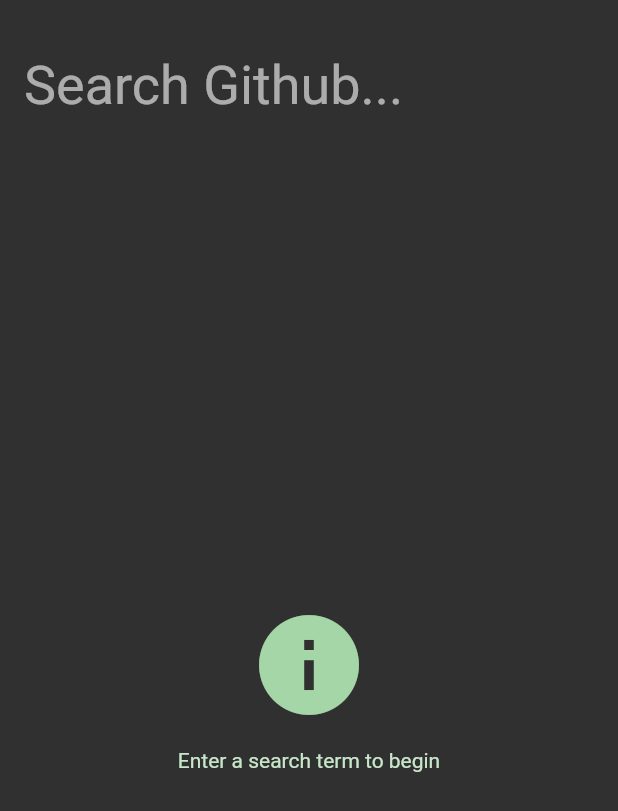
After one commit to withwind318/flutter_demos, a Flutter app: the screen it shows after launch, after a tap on "Redux github search", on a phone screen of 412 x 824 dp. The commit adds this screen. Shown: the top 811 px of the screen. Run offline on Flutter 3.47's test engine with Material 2 defaults, Android fonts, the phone set to English and light mode, and no system bars; our stand-ins replace bloc, equatable, flutter_bloc, flutter_redux, redux, rxdart and 2 more; missing offline and left inert: redux_epics; network calls fail; Roboto replaces fonts that are missing (Hind).

Commit message:
add redux github search example

```diff
--- a/lib/pages/home.dart
+++ b/lib/pages/home.dart
@@ -2,18 +2,18 @@ import 'package:flutter/material.dart';
 import 'package:flutter_demos/helpers/screen_helper.dart';
 import 'package:flutter_demos/pages/base/base_page_state.dart';
 import 'package:flutter_demos/pages/base/base_stateful_page.dart';
-import 'package:flutter_demos/pages/state_management/bloc/ticker/ticker_page.dart';
-import 'package:flutter_demos/pages/state_management/provider/basic_provider.dart';
 import 'package:flutter_demos/pages/state_management/bloc/counter/bloc.dart';
 import 'package:flutter_demos/pages/state_management/bloc/infinite_list/post_page.dart';
+import 'package:flutter_demos/pages/state_management/bloc/stream_1.dart';
+import 'package:flutter_demos/pages/state_management/bloc/ticker/ticker_page.dart';
 import 'package:flutter_demos/pages/state_management/inherited_widget/inherited_widget1.dart';
+import 'package:flutter_demos/pages/state_management/provider/basic_provider.dart';
 import 'package:flutter_demos/pages/state_management/provider/provider.dart';
 import 'package:flutter_demos/pages/state_management/redux/counter/counter.dart';
-import 'package:flutter_demos/pages/state_management/bloc/stream_1.dart';
+import 'package:flutter_demos/pages/state_management/redux/github_search/main.dart';
 import 'package:flutter_demos/router.dart';
 import 'package:flutter_demos/theme/theme.dart';
 import 'package:flutter_demos/widgets/click_item.dart';
-import 'package:redux/redux.dart';
 
 class Home extends BaseStatefulPage {
   get title => 'Basic demos';
@@ -85,8 +85,14 @@ class _HomeState extends BasePageState<Home> {
         ClickItem(
           title: 'Redux counter',
           onTap: () {
-            final store = Store<int>(counterReducer, initialState: 0);
-            Router.push(context, ReduxCounter(title: 'Redux counter', store: store));
+            Router.push(context, ReduxCounter(title: 'Redux counter'));
+          },
+        ),
+        Divider(color: AppColors.dividerColor, height: rpx(1), indent: rpx(30)),
+        ClickItem(
+          title: 'Redux github search',
+          onTap: () {
+            Router.push(context, ReduxGithubSearch());
           },
         ),
         Divider(color: AppColors.dividerColor, height: rpx(1), indent: rpx(30)),
--- a/lib/pages/state_management/redux/counter/counter.dart
+++ b/lib/pages/state_management/redux/counter/counter.dart
@@ -16,10 +16,10 @@ int counterReducer(int state, dynamic action) {
 }
 
 class ReduxCounter extends StatelessWidget {
-  final Store<int> store;
+  final Store<int> store = Store<int>(counterReducer, initialState: 0);
   final String title;
 
-  ReduxCounter({Key key, this.store, this.title}) : super(key: key);
+  ReduxCounter({Key key, this.title}) : super(key: key);
 
   @override
   Widget build(BuildContext context) {
--- /dev/null
+++ b/lib/pages/state_management/redux/github_search/github_client.dart
@@ -0,0 +1,86 @@
+import 'dart:async';
+import 'dart:convert';
+import 'dart:io';
+
+class GithubClient {
+  final String baseUrl;
+  final Map<String, SearchResult> cache;
+  final HttpClient client;
+
+  GithubClient({
+    HttpClient client,
+    Map<String, SearchResult> cache,
+    this.baseUrl = "https://api.github.com/search/repositories?q=",
+  })  : this.client = client ?? HttpClient(),
+        this.cache = cache ?? <String, SearchResult>{};
+
+  /// Search Github for repositories using the given term
+  Future<SearchResult> search(String term) async {
+    if (term.isEmpty) {
+      return SearchResult.noTerm();
+    } else if (cache.containsKey(term)) {
+      return cache[term];
+    } else {
+      final result = await _fetchResults(term);
+
+      cache[term] = result;
+
+      return result;
+    }
+  }
+
+  Future<SearchResult> _fetchResults(String term) async {
+    final request = await HttpClient().getUrl(Uri.parse("$baseUrl$term"));
+    final response = await request.close();
+    final results = json.decode(await response.transform(utf8.decoder).join());
+
+    return SearchResult.fromJson(results['items']);
+  }
+}
+
+enum SearchResultKind { noTerm, empty, populated }
+
+class SearchResult {
+  final SearchResultKind kind;
+  final List<SearchResultItem> items;
+
+  SearchResult(this.kind, this.items);
+
+  factory SearchResult.noTerm() =>
+      SearchResult(SearchResultKind.noTerm, <SearchResultItem>[]);
+
+  factory SearchResult.fromJson(dynamic json) {
+    final items = (json as List)
+        .cast<Map<String, Object>>()
+        .map((Map<String, Object> item) {
+      return SearchResultItem.fromJson(item);
+    }).toList();
+
+    return SearchResult(
+      items.isEmpty ? SearchResultKind.empty : SearchResultKind.populated,
+      items,
+    );
+  }
+
+  bool get isPopulated => kind == SearchResultKind.populated;
+
+  bool get isEmpty => kind == SearchResultKind.empty;
+
+  bool get isNoTerm => kind == SearchResultKind.noTerm;
+}
+
+class SearchResultItem {
+  final String fullName;
+  final String url;
+  final String avatarUrl;
+
+  SearchResultItem(this.fullName, this.url, this.avatarUrl);
+
+  factory SearchResultItem.fromJson(Map<String, Object> json) {
+    return SearchResultItem(
+      json['full_name'] as String,
+      json["html_url"] as String,
+      (json["owner"] as Map<String, Object>)["avatar_url"] as String,
+    );
+  }
+}
--- /dev/null
+++ b/lib/pages/state_management/redux/github_search/main.dart
@@ -0,0 +1,41 @@
+import 'package:flutter/material.dart';
+import 'package:flutter_demos/pages/state_management/redux/github_search/github_client.dart';
+import 'package:flutter_demos/pages/state_management/redux/github_search/redux.dart';
+import 'package:flutter_demos/pages/state_management/redux/github_search/search_screen.dart';
+import 'package:flutter_redux/flutter_redux.dart';
+import 'package:redux/redux.dart';
+import 'package:redux_epics/redux_epics.dart';
+
+class ReduxGithubSearch extends StatelessWidget {
+  final Store<SearchState> store = Store<SearchState>(
+    searchReducer,
+    initialState: SearchInitial(),
+    middleware: [
+      // The following middleware both achieve the same goal: Load search
+      // results from github in response to SearchActions.
+      //
+      // One is implemented as a normal middleware, the other is implemented as
+      // an epic for demonstration purposes.
+
+      // SearchMiddleware(GithubClient()),
+      EpicMiddleware<SearchState>(SearchEpic(GithubClient())),
+    ],
+  );
+
+  ReduxGithubSearch({Key key}) : super(key: key);
+
+  @override
+  Widget build(BuildContext context) {
+    return StoreProvider<SearchState>(
+      store: store,
+      child: MaterialApp(
+        title: 'RxDart Github Search',
+        theme: ThemeData(
+          brightness: Brightness.dark,
+          primarySwatch: Colors.grey,
+        ),
+        home: SearchScreen(),
+      ),
+    );
+  }
+}
--- /dev/null
+++ b/lib/pages/state_management/redux/github_search/redux.dart
@@ -0,0 +1,144 @@
+import 'dart:async';
+
+import 'package:async/async.dart';
+import 'package:flutter_demos/pages/state_management/redux/github_search/github_client.dart';
+import 'package:redux/redux.dart';
+import 'package:redux_epics/redux_epics.dart';
+import 'package:rxdart/rxdart.dart';
+
+// The State represents the data the View requires. The View consumes a Stream
+// of States. The view rebuilds every time the Stream emits a State!
+//
+// The State Stream will emit States depending on the situation: The
+// initial state, loading states, the list of results, and any errors that
+// happen.
+//
+// The State Stream responds to input from the View by accepting a
+// Stream<String>. We call this Stream the onTextChanged "intent".
+abstract class SearchState {}
+
+class SearchInitial implements SearchState {}
+
+class SearchLoading implements SearchState {}
+
+class SearchEmpty implements SearchState {}
+
+class SearchPopulated implements SearchState {
+  final SearchResult result;
+
+  SearchPopulated(this.result);
+}
+
+class SearchError implements SearchState {}
+
+/// Actions
+class SearchAction {
+  final String term;
+
+  SearchAction(this.term);
+}
+
+class SearchLoadingAction {}
+
+class SearchErrorAction {}
+
+class SearchResultAction {
+  final SearchResult result;
+
+  SearchResultAction(this.result);
+}
+
+/// Reducer
+final searchReducer = combineReducers<SearchState>([
+  TypedReducer<SearchState, SearchLoadingAction>(_onLoad),
+  TypedReducer<SearchState, SearchErrorAction>(_onError),
+  TypedReducer<SearchState, SearchResultAction>(_onResult),
+]);
+
+SearchState _onLoad(SearchState state, SearchLoadingAction action) => SearchLoading();
+
+SearchState _onError(SearchState state, SearchErrorAction action) => SearchError();
+
+SearchState _onResult(SearchState state, SearchResultAction action) =>
+    action.result.items.isEmpty ? SearchEmpty() : SearchPopulated(action.result);
+
+/// The Search Middleware will listen for Search Actions and perform the search
+/// after the user stop typing for 250ms.
+///
+/// If a previous search was still loading, we will cancel the operation and
+/// fetch a set of results. This ensures only results for the latest search
+/// term are shown.
+class SearchMiddleware implements MiddlewareClass<SearchState> {
+  final GithubClient api;
+
+  Timer _timer;
+  CancelableOperation<Store<SearchState>> _operation;
+
+  SearchMiddleware(this.api);
+
+  @override
+  void call(Store<SearchState> store, dynamic action, NextDispatcher next) {
+    if (action is SearchAction) {
+      // Stop our previous debounce timer and search.
+      _timer?.cancel();
+      _operation?.cancel();
+
+      // Don't start searching until the user pauses for 250ms. This will stop
+      // us from over-fetching from our backend.
+      _timer = Timer(Duration(milliseconds: 250), () {
+        store.dispatch(SearchLoadingAction());
+
+        // Instead of a simple Future, we'll use a CancellableOperation from the
+        // `async` package. This will allow us to cancel the previous operation
+        // if a Search term comes in. This will prevent us from
+        // accidentally showing stale results.
+        _operation = CancelableOperation.fromFuture(api
+            .search(action.term)
+            .then((result) => store..dispatch(SearchResultAction(result)))
+            .catchError((e, s) => store..dispatch(SearchErrorAction())));
+      });
+    }
+
+    // Make sure to forward actions to the next middleware in the chain!
+    next(action);
+  }
+}
+
+/// The Search Epic provides the same functionality as the Search Middleware,
+/// but uses redux_epics and the RxDart package to perform the work. It will
+/// listen for Search Actions and perform the search after the user stop typing
+/// for 250ms.
+///
+/// If a previous search was still loading, we will cancel the operation and
+/// fetch a set of results. This ensures only results for the latest search
+/// term are shown.
+class SearchEpic implements EpicClass<SearchState> {
+  final GithubClient api;
+
+  SearchEpic(this.api);
+
+  @override
+  Stream<dynamic> call(Stream<dynamic> actions, EpicStore<SearchState> store) {
+    return actions
+        // Narrow down to SearchAction actions
+        .whereType<SearchAction>()
+        // Don't start searching until the user pauses for 250ms
+        .debounceTime(Duration(milliseconds: 250))
+        // Cancel the previous search and start a one with switchMap
+        .switchMap((action) => _search(action.term));
+  }
+
+  // Use the async* function to make our lives easier
+  Stream<dynamic> _search(String term) async* {
+    // Dispatch a SearchLoadingAction to show a loading spinner
+    yield SearchLoadingAction();
+
+    try {
+      // If the api call is successful, dispatch the results for display
+      yield SearchResultAction(await api.search(term));
+    } catch (e) {
+      // If the search call fails, dispatch an error so we can show it
+      yield SearchErrorAction();
+    }
+  }
+}
--- /dev/null
+++ b/lib/pages/state_management/redux/github_search/search_initial_view.dart
@@ -0,0 +1,27 @@
+import 'package:flutter/material.dart';
+
+class SearchInitialView extends StatelessWidget {
+  SearchInitialView();
+
+  @override
+  Widget build(BuildContext context) {
+    return Container(
+      alignment: FractionalOffset.center,
+      child: Column(
+        mainAxisAlignment: MainAxisAlignment.center,
+        children: <Widget>[
+          Icon(Icons.info, color: Colors.green[200], size: 80.0),
+          Container(
+            padding: EdgeInsets.only(top: 16.0),
+            child: Text(
+              "Enter a search term to begin",
+              style: TextStyle(
+                color: Colors.green[100],
+              ),
+            ),
+          )
+        ],
+      ),
+    );
+  }
+}
--- /dev/null
+++ b/lib/pages/state_management/redux/github_search/search_screen.dart
@@ -0,0 +1,74 @@
+import 'package:flutter/material.dart';
+import 'package:flutter_demos/pages/state_management/redux/github_search/redux.dart';
+import 'package:flutter_demos/pages/state_management/redux/github_search/search_empty_view.dart';
+import 'package:flutter_demos/pages/state_management/redux/github_search/search_error_view.dart';
+import 'package:flutter_demos/pages/state_management/redux/github_search/search_initial_view.dart';
+import 'package:flutter_demos/pages/state_management/redux/github_search/search_loading_view.dart';
+import 'package:flutter_demos/pages/state_management/redux/github_search/search_result_view.dart';
+import 'package:flutter_redux/flutter_redux.dart';
+
+class SearchScreen extends StatelessWidget {
+  SearchScreen({Key key}) : super(key: key);
+
+  @override
+  Widget build(BuildContext context) {
+    return StoreConnector<SearchState, _SearchScreenViewModel>(
+      converter: (store) {
+        return _SearchScreenViewModel(
+          state: store.state,
+          onTextChanged: (term) => store.dispatch(SearchAction(term)),
+        );
+      },
+      builder: (BuildContext context, _SearchScreenViewModel vm) {
+        return Scaffold(
+          body: Flex(direction: Axis.vertical, children: <Widget>[
+            Container(
+              padding: EdgeInsets.fromLTRB(16.0, 24.0, 16.0, 4.0),
+              child: TextField(
+                decoration: InputDecoration(
+                  border: InputBorder.none,
+                  hintText: 'Search Github...',
+                ),
+                style: TextStyle(
+                  fontSize: 36.0,
+                  fontFamily: "Hind",
+                  decoration: TextDecoration.none,
+                ),
+                onChanged: vm.onTextChanged,
+              ),
+            ),
+            Expanded(
+              child: AnimatedSwitcher(
+                duration: Duration(milliseconds: 500),
+                child: _buildVisible(vm.state),
+              ),
+            )
+          ]),
+        );
+      },
+    );
+  }
+
+  Widget _buildVisible(SearchState state) {
+    if (state is SearchLoading) {
+      return SearchLoadingView();
+    } else if (state is SearchEmpty) {
+      return SearchEmptyView();
+    } else if (state is SearchPopulated) {
+      return SearchPopulatedView(state.result);
+    } else if (state is SearchInitial) {
+      return SearchInitialView();
+    } else if (state is SearchError) {
+      return SearchErrorWidget();
+    }
+
+    throw ArgumentError('No view for state: $state');
+  }
+}
+
+class _SearchScreenViewModel {
+  final SearchState state;
+  final void Function(String term) onTextChanged;
+
+  _SearchScreenViewModel({this.state, this.onTextChanged});
+}
--- a/pubspec.yaml
+++ b/pubspec.yaml
@@ -20,13 +20,15 @@ dependencies:
   flutter:
     sdk: flutter
   provider: ^4.0.1
-  bloc: ^3.0.0
   flutter_bloc: ^3.1.0
   equatable: ^1.0.0
   wave: ^0.0.8
   http: ^0.12.0
   cupertino_icons: ^0.1.2
   flutter_redux: ^0.6.0
+  redux_epics: ^0.13.0
+  rxdart: ^0.23.1
+  transparent_image: ^1.0.0
 
 dev_dependencies:
   flutter_test:
```
Also changed, not shown: lib/pages/state_management/redux/github_search/search_empty_view.dart (added, +29 -0 lines), lib/pages/state_management/redux/github_search/search_error_view.dart (added, +28 -0 lines), lib/pages/state_management/redux/github_search/search_loading_view.dart (added, +13 -0 lines), lib/pages/state_management/redux/github_search/search_result_view.dart (added, +145 -0 lines), pubspec.lock.
